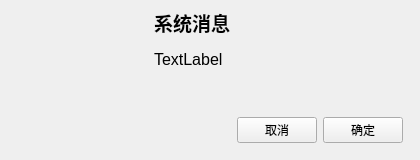
Qt form views/messagedialog.ui (Gitnoter/Gitnoter) before a commit.
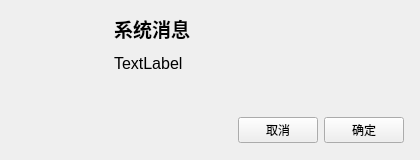
The same form after that commit. Icons and pictures are not drawn.

```diff
--- a/views/messagedialog.ui
+++ b/views/messagedialog.ui
@@ -15,31 +15,34 @@
   </property>
   <layout class="QVBoxLayout" name="verticalLayout_2">
    <property name="leftMargin">
-    <number>8</number>
+    <number>28</number>
    </property>
    <property name="topMargin">
-    <number>0</number>
+    <number>8</number>
    </property>
    <property name="rightMargin">
-    <number>8</number>
+    <number>16</number>
    </property>
    <property name="bottomMargin">
     <number>0</number>
    </property>
    <item>
-    <layout class="QHBoxLayout" name="horizontalLayout_2">
+    <layout class="QHBoxLayout" name="horizontalLayout_2" stretch="0,0">
+     <property name="spacing">
+      <number>-1</number>
+     </property>
      <item>
-      <widget class="QWidget" name="widget" native="true">
+      <widget class="QLabel" name="label">
        <property name="minimumSize">
         <size>
-         <width>140</width>
-         <height>0</height>
+         <width>80</width>
+         <height>80</height>
         </size>
        </property>
        <property name="maximumSize">
         <size>
-         <width>140</width>
-         <height>16777215</height>
+         <width>80</width>
+         <height>80</height>
         </size>
        </property>
       </widget>
@@ -97,6 +100,12 @@
       </size>
      </property>
      <layout class="QHBoxLayout" name="horizontalLayout">
+      <property name="leftMargin">
+       <number>0</number>
+      </property>
+      <property name="rightMargin">
+       <number>0</number>
+      </property>
       <item>
        <spacer name="horizontalSpacer">
         <property name="orientation">
```
Left out of the diff: 19 changed lines with no effect on the pictures.
